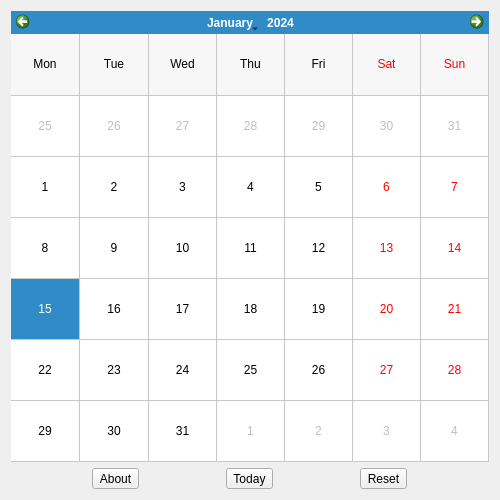
This is cvworks_gui/ui/calendar_ui.ui in FlyBoy8869/cvworks as Qt 5 draws it before an edit. The edited form follows.
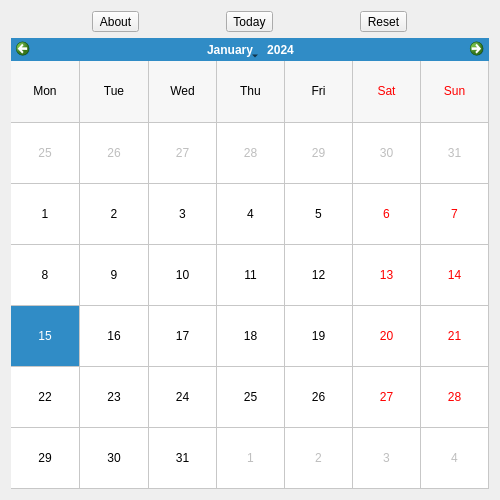
This is the edited form. Custom widgets are drawn as their Qt base class.

Commit message: Commits add an accommodation for MS Windows focus issues (possibly due to qtmodern). keyReleaseEvents now work for keyboard shortcuts without having to click the CalendarWidget first.

```diff
--- a/cvworks_gui/ui/calendar_ui.ui
+++ b/cvworks_gui/ui/calendar_ui.ui
@@ -20,22 +20,6 @@
    <string>Form</string>
   </property>
   <layout class="QVBoxLayout" name="verticalLayout">
-   <item>
-    <widget class="CustomCalendar" name="calendarWidget">
-     <property name="gridVisible">
-      <bool>true</bool>
-     </property>
-     <property name="selectionMode">
-      <enum>QCalendarWidget::SingleSelection</enum>
-     </property>
-     <property name="verticalHeaderFormat">
-      <enum>QCalendarWidget::NoVerticalHeader</enum>
-     </property>
-     <property name="dateEditEnabled">
-      <bool>false</bool>
-     </property>
-    </widget>
-   </item>
    <item>
     <layout class="QHBoxLayout" name="horizontalLayout">
      <item>
@@ -70,6 +54,22 @@
      </item>
     </layout>
    </item>
+   <item>
+    <widget class="CustomCalendar" name="calendarWidget">
+     <property name="gridVisible">
+      <bool>true</bool>
+     </property>
+     <property name="selectionMode">
+      <enum>QCalendarWidget::SelectionMode::SingleSelection</enum>
+     </property>
+     <property name="verticalHeaderFormat">
+      <enum>QCalendarWidget::VerticalHeaderFormat::NoVerticalHeader</enum>
+     </property>
+     <property name="dateEditEnabled">
+      <bool>false</bool>
+     </property>
+    </widget>
+   </item>
   </layout>
  </widget>
  <customwidgets>
```
The commit also changes 2 other files.
